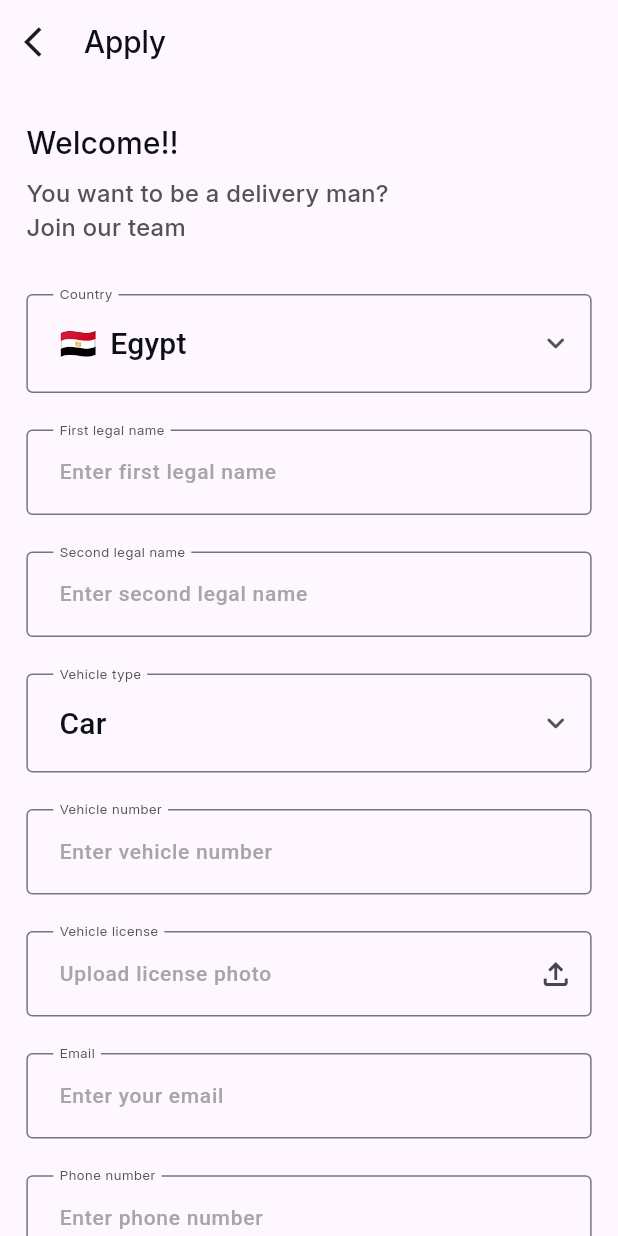
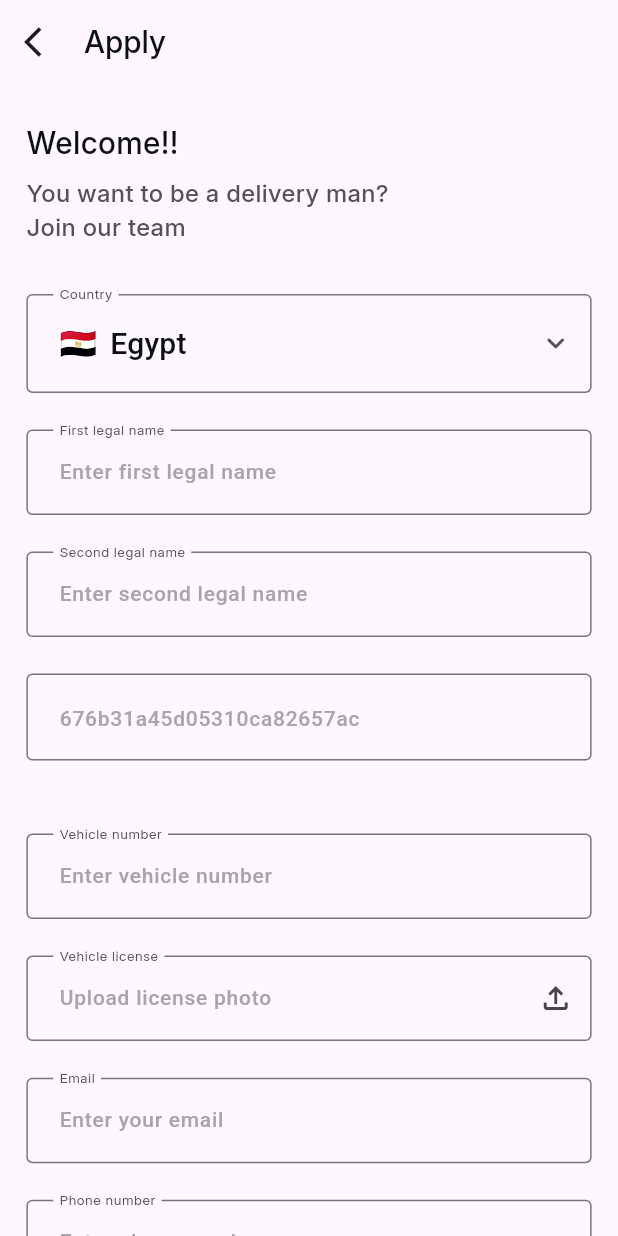
Before and after one commit to rafify2711/Traking-App, a Flutter app: the screen it shows after launch, on a phone screen of 412 x 824 dp. Run offline on Flutter 3.47's test engine with Material 3 defaults, Android fonts, the phone set to English and light mode, and no system bars; our stand-ins replace dio, easy_localization, equatable, flutter_bloc, flutter_secure_storage, get_it and 3 more; generated files the repository leaves out were written again.

Commit message:
feat: Enhance apply functionality with logging and vehicle type handling

```diff
--- a/lib/features/apply/data/data_source/auth_remote_data_source_impl.dart
+++ b/lib/features/apply/data/data_source/auth_remote_data_source_impl.dart
@@ -13,7 +13,10 @@ class AuthRemoteDataSourceImpl implements AuthRemoteDataSource {
   AuthRemoteDataSourceImpl({required this.apiService});
   @override
   Future<ApplyResponse> apply(ApplyData applyData) async {
+    log('applayData in AuthRemoteDataSourceImpl apply method ${applyData.country} ${applyData.email}${applyData.vehicleType}');
+
     final formData = await applyData.toFormData();
+
     final response = await apiService.apply(formData);
     log("data in AuthRemoteDataSourceImpl apply method $response");
     return response;
--- a/lib/features/apply/data/models/apply_model/apply_data.dart
+++ b/lib/features/apply/data/models/apply_model/apply_data.dart
@@ -6,7 +6,7 @@ class ApplyData {
   final String country;
   final String firstName;
   final String lastName;
-  final String vehicleType;
+   String? vehicleType;
   final String vehicleNumber;
   final File vehicleLicense;
   final String email;
@@ -40,9 +40,9 @@ class ApplyData {
       "lastName": lastName,
       "vehicleType": vehicleType,
       "vehicleNumber": vehicleNumber,
-      "vehicleLicense": vehicleLicense,
+     'vehicleLicense': await MultipartFile.fromFile(vehicleLicense.path),
+    'NIDImg': await MultipartFile.fromFile(idImage.path),
       "NID": idNumber,
-      "NIDImg": idImage,
       "email": email,
       "password": password,
       "rePassword": confirmPassword,
--- a/lib/features/apply/presentation/view/widgets/apply_screen_body.dart
+++ b/lib/features/apply/presentation/view/widgets/apply_screen_body.dart
@@ -87,12 +87,21 @@ class _ApplyScreenBodyState extends State<ApplyScreenBody> {
               ),
               SizedBox(height: responsiveHeight(24)),
 
-              VehicleDropDownList(
-                labelText: LocaleKeys.vehicleType.tr(),
-                onChanged: (value) => cubit.setVehicleType(value!),
-                selectedItem: state.selectedVehicleType ?? "Car",
-                items: cubit.items,
+              CustomTextFormFieled(
+                textEditingController: TextEditingController(text: '676b31a45d05310ca82657ac'),
+                labelText: '',
+                hintText: '',
+                isObsecureText: false,
+                validator: (val) => Validator.validateName(val),
               ),
+              SizedBox(height: responsiveHeight(24)),
+
+              // VehicleDropDownList(
+              //   labelText: LocaleKeys.vehicleType.tr(),
+              //   onChanged: (value) => cubit.setVehicleType(value!),
+              //   selectedItem: state.selectedVehicleType ?? "Car",
+              //   items: cubit.items,
+              // ),
               SizedBox(height: responsiveHeight(24)),
 
               CustomTextFormFieled(
@@ -249,7 +258,7 @@ class _ApplyScreenBodyState extends State<ApplyScreenBody> {
                         country: state.selectedCountry?.name ?? "",
                         firstName: cubit.firstNameController.text,
                         lastName: cubit.secondNameController.text,
-                        vehicleType: state.selectedVehicleType ?? "",
+                        vehicleType: '676b31a45d05310ca82657ac',
                         vehicleNumber: cubit.vehicleNumberController.text,
                         vehicleLicense: cubit.vehicleLicenseFile!,
                         email: cubit.emailController.text,
```
Also changed, not shown: lib/features/apply/presentation/view_model/cubit/apply_cubit.dart (+17 -9 lines).
